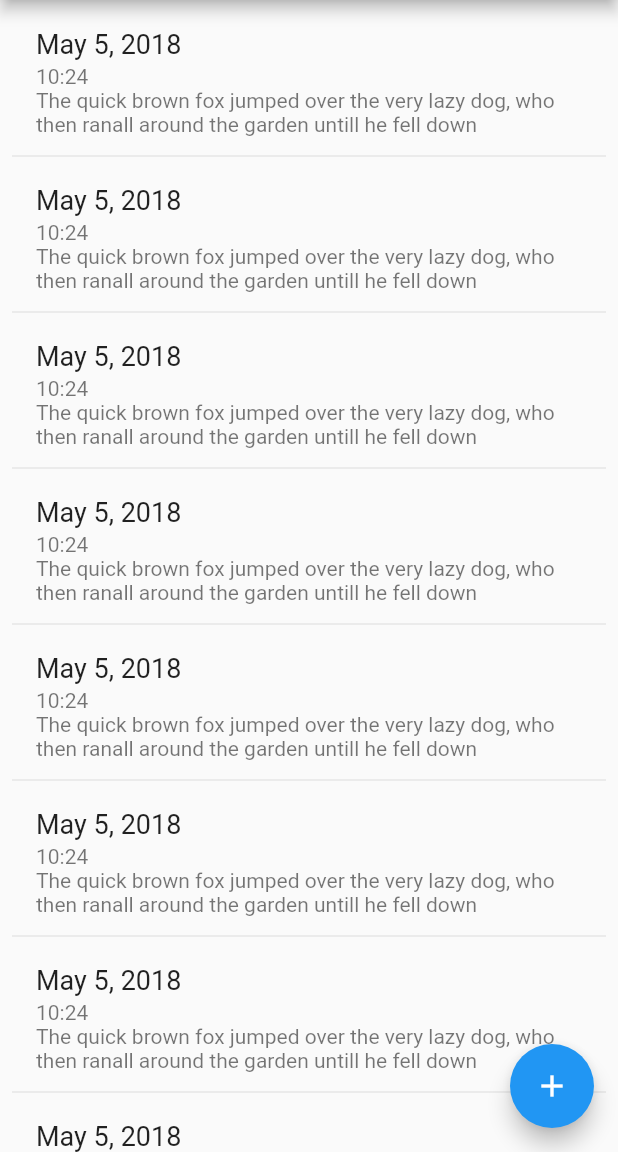
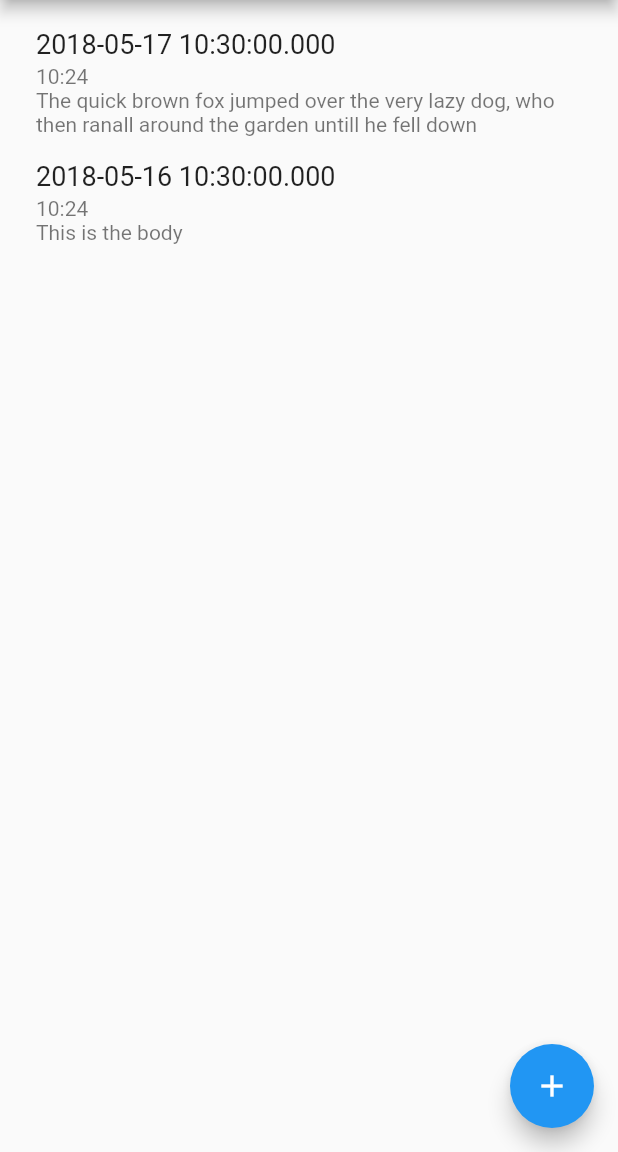
Before and after one commit to GitJournal/GitJournal, a Flutter app: the screen it shows after launch, on a phone screen of 412 x 824 dp, the part 84-1236 px from its top. Run offline on Flutter 3.47's test engine with Material 2 defaults, Android fonts, the phone set to English and light mode, and no system bars.

```diff
--- a/lib/main.dart
+++ b/lib/main.dart
@@ -1,4 +1,33 @@
 import 'package:flutter/material.dart';
+
+class Journal {
+  final DateTime creationDateTime;
+  final String body;
+
+  const Journal({this.creationDateTime, this.body});
+
+  factory Journal.fromJson(Map<String, dynamic> json) {
+    return new Journal(
+      creationDateTime: json['creationDateTime'],
+      body: json['body'],
+    );
+  }
+}
+
+// How to load this dynamically?
+// I can put this in a widget with a state
+// and do an async call.
+var state = <Journal>[
+  Journal(
+    creationDateTime: new DateTime.now(),
+    body: "The quick brown fox jumped over the very lazy dog, who then ran"
+        "all around the garden untill he fell down",
+  ),
+  Journal(
+    creationDateTime: new DateTime.now().subtract(new Duration(days: 1)),
+    body: "This is the body",
+  ),
+];
 
 void main() => runApp(new MyApp());
 
@@ -21,10 +50,10 @@ class JournalList extends StatelessWidget {
     );
   }
 
-  Widget _buildRow(BuildContext context) {
-    var title = "May 5, 2018";
-    var body = "The quick brown fox jumped over the very lazy dog, who then ran"
-        "all around the garden untill he fell down";
+  Widget _buildRow(BuildContext context, Journal journal) {
+    var title = journal.creationDateTime.toString();
+    var time = "10:24";
+    var body = journal.body;
 
     return new ListTile(
       isThreeLine: true,
@@ -32,7 +61,7 @@ class JournalList extends StatelessWidget {
         title,
         style: _biggerFont,
       ),
-      subtitle: new Text("10:24" + "\n" + body),
+      subtitle: new Text(time + "\n" + body),
       onTap: () => _itemTapped(context, title, body),
     );
   }
@@ -41,7 +70,7 @@ class JournalList extends StatelessWidget {
     // FIXME: Add some kind of a header?
     body = """Hello
 
-This is a sample note. Blah Blooh
+This is a sample note. Blah Blooh foo foo foo foo bfoooo
 The quick brown fox
 jumped over the lazy dog.
 So now what is going to happen?
@@ -67,8 +96,11 @@ So now what is going to happen?
     return new ListView.builder(
       padding: const EdgeInsets.all(8.0),
       itemBuilder: (context, i) {
-        if (i.isOdd) return new Divider();
-        return _buildRow(context);
+        if (i >= state.length) {
+          return null;
+        }
+        //if (i.isOdd) return new Divider();
+        return _buildRow(context, state[i]);
       },
     );
   }
@@ -79,6 +111,9 @@ So now what is going to happen?
         autofocus: true,
         keyboardType: TextInputType.multiline,
         maxLines: 500,
+        decoration: new InputDecoration(
+          hintText: 'Write here',
+        ),
       ),
       padding: const EdgeInsets.all(8.0),
     );
```
